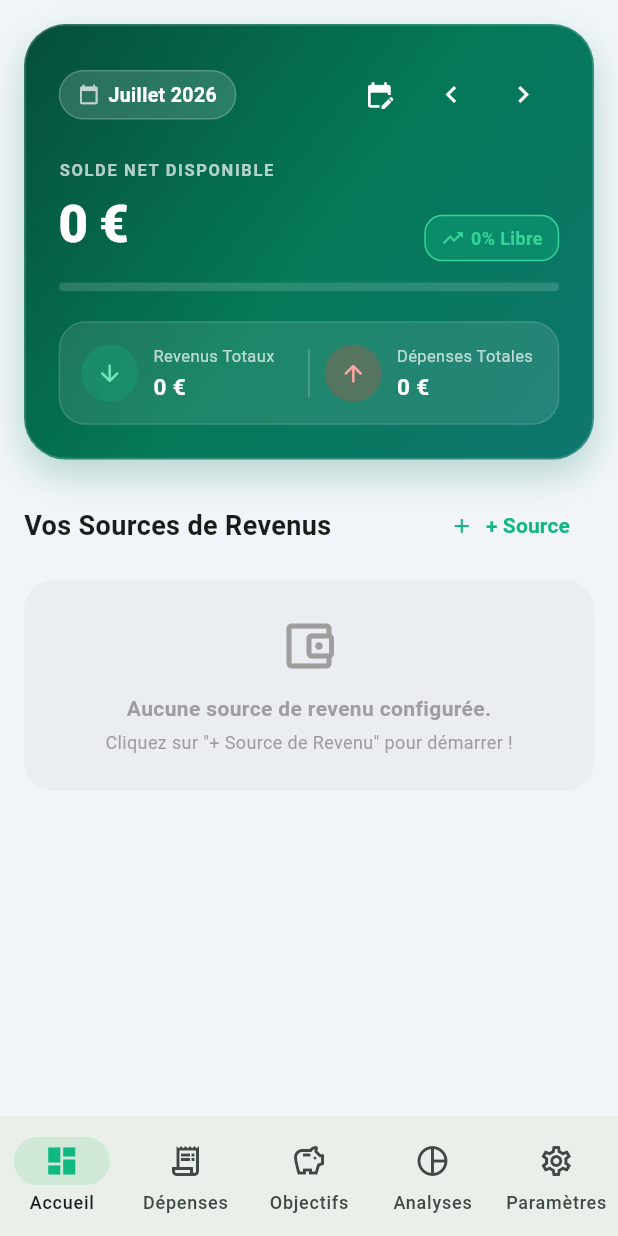
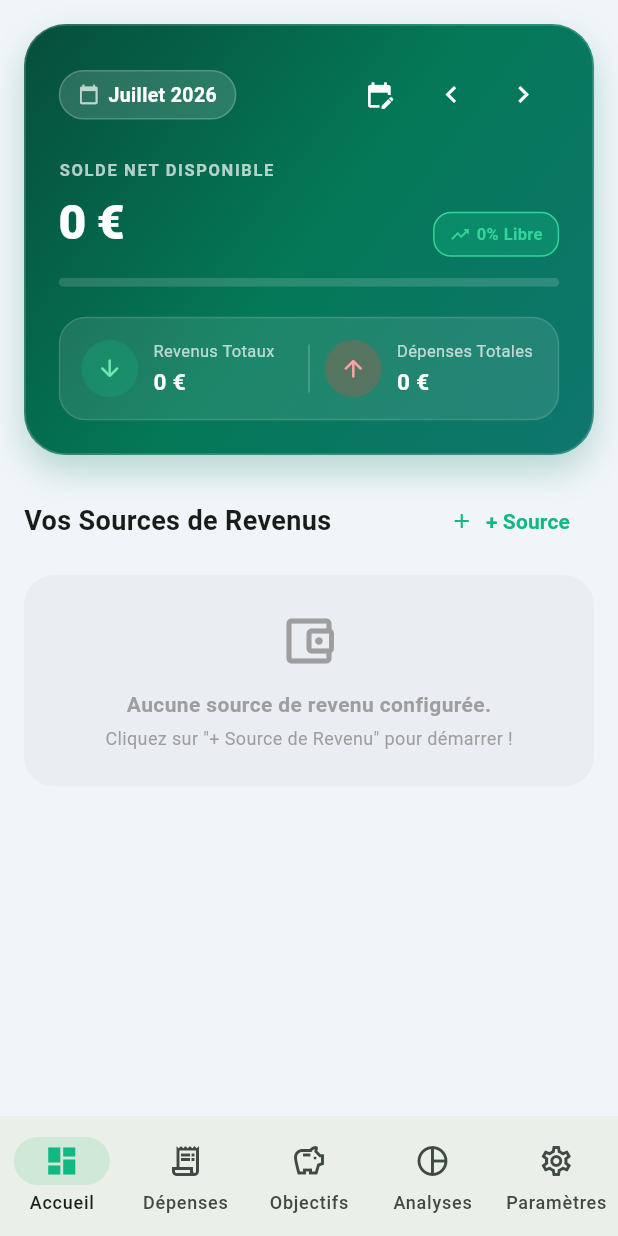
Before and after one commit to devherz/my_salary, a Flutter app: the screen it shows after launch, after a tap on the "chevron left" icon, on a phone screen of 412 x 824 dp. Run offline on Flutter 3.47's test engine with Material 3 defaults, Android fonts, the light colour scheme and no system bars; our stand-ins replace fl_chart, flutter_local_notifications, pdf, printing, share_plus, shared_preferences and 1 more.

Commit message:
Fix: Resolution de l overflow RenderFlex de 7.2px dans le Row de solde net disponible de SummaryCard

```diff
--- a/lib/widgets/summary_card.dart
+++ b/lib/widgets/summary_card.dart
@@ -167,7 +167,8 @@ class SummaryCard extends StatelessWidget {
               mainAxisAlignment: MainAxisAlignment.spaceBetween,
               crossAxisAlignment: CrossAxisAlignment.end,
               children: [
-                Column(
+                Expanded(
+                  child: Column(
                     crossAxisAlignment: CrossAxisAlignment.start,
                     children: [
                       const Text(
@@ -187,7 +188,7 @@ class SummaryCard extends StatelessWidget {
                           formatter.format(balance),
                           style: TextStyle(
                             color: isNegative ? const Color(0xFFFCA5A5) : Colors.white,
-                          fontSize: 34,
+                            fontSize: 32,
                             fontWeight: FontWeight.w900,
                             letterSpacing: -0.5,
                           ),
@@ -195,6 +196,8 @@ class SummaryCard extends StatelessWidget {
                       ),
                     ],
                   ),
+                ),
+                const SizedBox(width: 8),
                 Container(
                   padding: const EdgeInsets.symmetric(horizontal: 10, vertical: 6),
                   decoration: BoxDecoration(
@@ -212,14 +215,14 @@ class SummaryCard extends StatelessWidget {
                       Icon(
                         isNegative ? Icons.trending_down : Icons.trending_up,
                         color: isNegative ? Colors.redAccent : const Color(0xFF34D399),
-                        size: 16,
+                        size: 14,
                       ),
                       const SizedBox(width: 4),
                       Text(
                         isNegative ? 'Déficit' : '$remainingPercent% Libre',
                         style: TextStyle(
                           color: isNegative ? Colors.redAccent : const Color(0xFF34D399),
-                          fontSize: 12,
+                          fontSize: 11,
                           fontWeight: FontWeight.bold,
                         ),
                       ),
```
Lines whose indentation alone changed are shown as unchanged.
